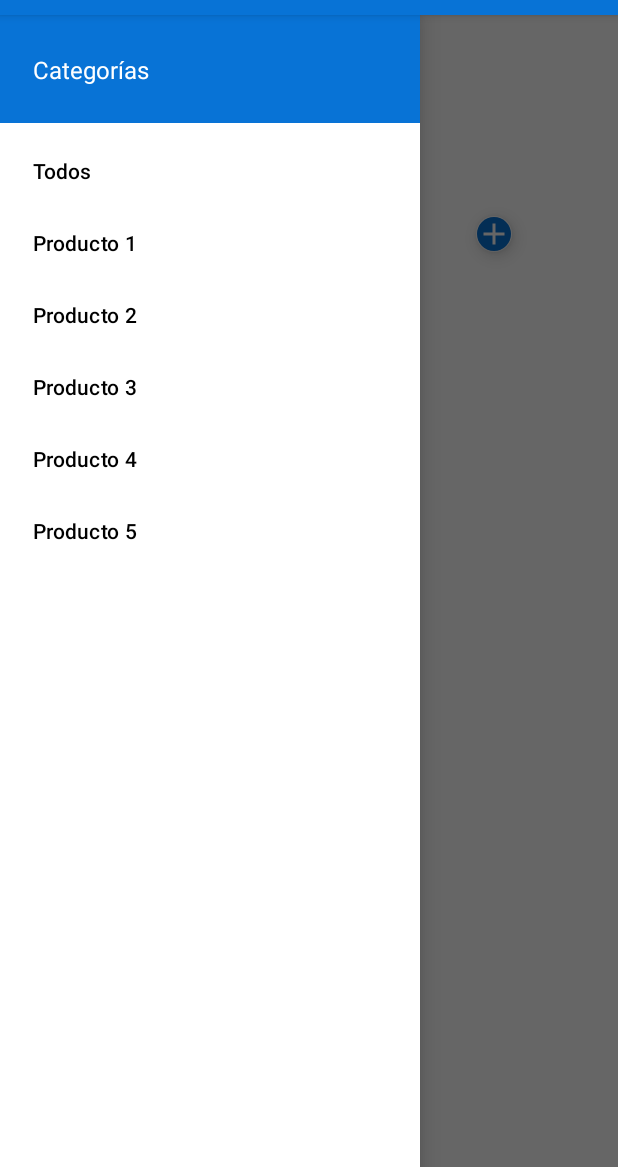
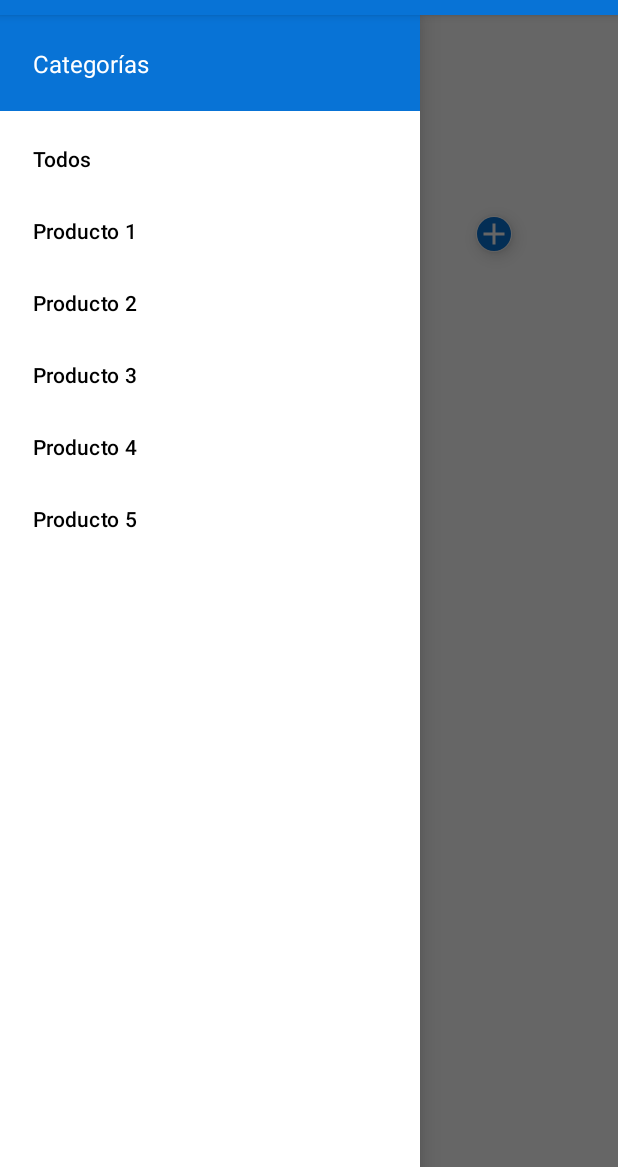
Before and after one commit to stradicat/walmart_app, an Android app: the screen it shows after launch (MainActivity), with the side drawer open, on a phone screen of 412 x 824 dp, the part 69-1236 px from its top. Run offline under Robolectric (Android 15) with nearby library versions, the phone set to English and light mode, and no system bars; libraries missing offline, so code that uses them is left out: com.facebook.drawee; plain views replace SimpleDraweeView; 3 statements that could not run were skipped.

Commit message:
UI: Header del menú deslizante ajustado a 64dp

```diff
--- a/app/src/main/res/layout/drawer_header.xml
+++ b/app/src/main/res/layout/drawer_header.xml
@@ -3,7 +3,7 @@
     xmlns:app="http://schemas.android.com/apk/res-auto"
     xmlns:tools="http://schemas.android.com/tools"
     android:layout_width="match_parent"
-    android:layout_height="72dp"
+    android:layout_height="64dp"
     android:background="@color/diler_blue">
 
     <TextView
```
